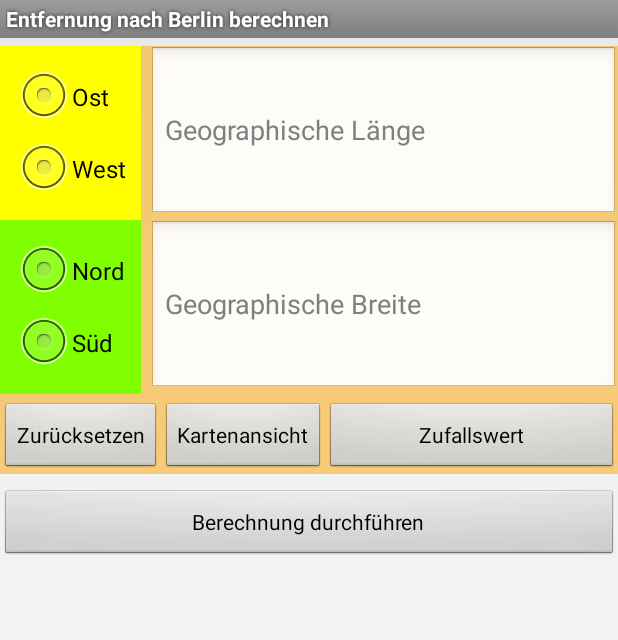
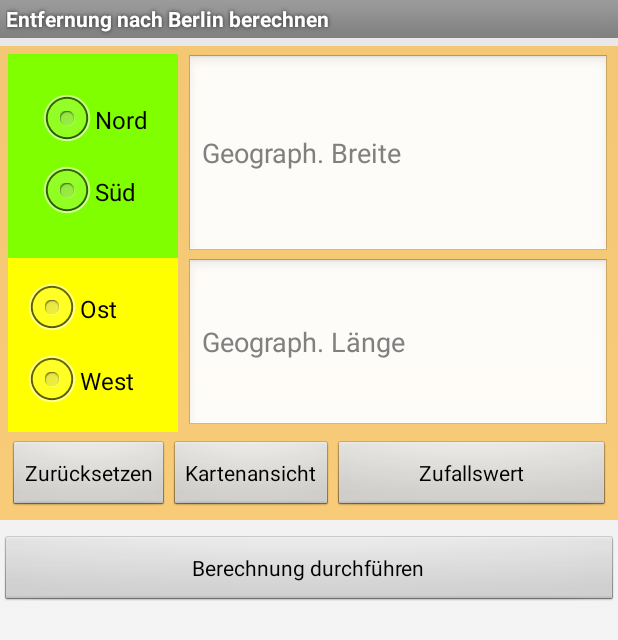
Before and after one commit to MDecker-MobileComputing/Android_Fragment, an Android app: the KoordinatenFragment screen opened directly, with no data from a screen before it, on a phone screen of 412 x 824 dp. Shown: the top 640 px of the screen. Run offline under Robolectric (Android 15) with nearby library versions, the phone set to English and light mode, and no system bars.

Commit message:
In Fragment kommt Element zur Eingabe der geoBreite jetzt zuerst.

```diff
--- a/app/src/main/res/layout/fragment_geokoordinaten.xml
+++ b/app/src/main/res/layout/fragment_geokoordinaten.xml
@@ -2,15 +2,52 @@
 <RelativeLayout xmlns:android="http://schemas.android.com/apk/res/android"
 			    android:layout_width="match_parent"
 			    android:layout_height="match_parent"
+                android:padding="5dp"
 			    android:background="#80FFA500" >
 
+
+    <RadioGroup android:id="@+id/radioButtonGruppeNordOderSued"
+        	    android:layout_width="wrap_content"
+                android:layout_height="wrap_content"
+                android:layout_alignParentTop="true"
+                android:layout_alignParentLeft="true"
+                android:padding="20dp"
+                android:background="#80FF00"
+                android:orientation="vertical" >
+
+        <RadioButton android:id="@+id/radio_nord"
+            	     android:layout_width="wrap_content"
+                     android:layout_height="wrap_content"
+                     android:text="@string/radiobutton_nord" />
+
+        <RadioButton android:id="@+id/radio_sued"
+            		 android:layout_width="wrap_content"
+            	     android:layout_height="wrap_content"
+            	     android:text="@string/radiobutton_sued" />
+
+    </RadioGroup>
+
+    <EditText android:id="@+id/edittext_geograph_breite"
+		      android:layout_width="wrap_content"
+		      android:layout_height="wrap_content"
+		      android:layout_toRightOf="@id/radioButtonGruppeNordOderSued"
+		      android:layout_alignTop="@id/radioButtonGruppeNordOderSued"
+		      android:layout_alignBottom="@id/radioButtonGruppeNordOderSued"
+		      android:layout_alignParentRight="true"
+		      android:layout_marginLeft="5dp"
+		      android:hint="@string/edittext_hint_geobreite"
+		      android:inputType="numberDecimal"  />
+
+
+    <!-- Jetzt kommt die zweite "Zeile" für die Wahl der geographischen Länge. -->
 
     <RadioGroup android:id="@+id/radioButtonGruppeOstOderWest"
         android:layout_width="wrap_content"
         android:layout_height="wrap_content"
         android:paddingRight="15dp"
-        		android:layout_alignParentTop="true"
         android:layout_alignParentLeft="true"
+        android:layout_below="@id/radioButtonGruppeNordOderSued"
+        android:layout_alignRight="@id/radioButtonGruppeNordOderSued"
         android:padding="10dp"
         android:background="#FFFF00"
         android:orientation="vertical" >
@@ -38,47 +75,12 @@
         android:inputType="numberDecimal"  />
 
 
-    <!-- Jetzt kommt die zweite "Zeile" für die Wahl des Breitengrads -->
+    <!-- Jetzt kommt die dritte Zeile mit den Button -->
 
-    <RadioGroup android:id="@+id/radioButtonGruppeNordOderSued"
-        	    android:layout_width="wrap_content"
-                android:layout_height="wrap_content"
-                android:layout_below="@id/radioButtonGruppeOstOderWest"
-                android:layout_alignParentLeft="true"
-                android:layout_alignRight="@id/radioButtonGruppeOstOderWest"
-                android:padding="10dp"
-                android:background="#80FF00"
-                android:orientation="vertical" >
-
-        <RadioButton android:id="@+id/radio_nord"
-            	     android:layout_width="wrap_content"
-                     android:layout_height="wrap_content"
-                     android:text="@string/radiobutton_nord" />
-
-        <RadioButton android:id="@+id/radio_sued"
-            		 android:layout_width="wrap_content"
-            	     android:layout_height="wrap_content"
-            	     android:text="@string/radiobutton_sued" />
-
-    </RadioGroup>
-
-    <EditText android:id="@+id/edittext_geograph_breite"
-		      android:layout_width="wrap_content"
-		      android:layout_height="wrap_content"
-		      android:layout_toRightOf="@id/radioButtonGruppeNordOderSued"
-		      android:layout_alignTop="@id/radioButtonGruppeNordOderSued"
-		      android:layout_alignBottom="@id/radioButtonGruppeNordOderSued"
-		      android:layout_alignParentRight="true"
-		      android:layout_marginLeft="5dp"
-		      android:hint="@string/edittext_hint_geobreite"
-		      android:inputType="numberDecimal"  />
-
-
-    <!-- Jetzt noch eine Zeile mit Buttons -->
     <Button android:id="@+id/button_reset_koordinate"
         android:layout_width="wrap_content"
         android:layout_height="wrap_content"
-	        android:layout_below="@id/edittext_geograph_breite"
+        android:layout_below="@id/edittext_geograph_laenge"
         android:layout_marginTop="5dp"
         android:layout_alignParentLeft="true"
         android:text="@string/button_reset_koordinate" />
--- a/app/src/main/res/values/strings.xml
+++ b/app/src/main/res/values/strings.xml
@@ -20,8 +20,8 @@
     <string name="radiobutton_nord">Nord</string>
     <string name="radiobutton_sued">Süd</string>
 
-    <string name="edittext_hint_geobreite">Geographische Breite</string>
-    <string name="edittext_hint_geolaenge">Geographische Länge</string>
+    <string name="edittext_hint_geobreite">Geograph. Breite</string>
+    <string name="edittext_hint_geolaenge">Geograph. Länge</string>
 
     <string name="button_reset_koordinate"  >Zurücksetzen</string>
     <string name="button_kartenansicht"     >Kartenansicht</string>
```
Also changed, not shown: 2 other files. Lines whose indentation alone changed are shown as unchanged.
